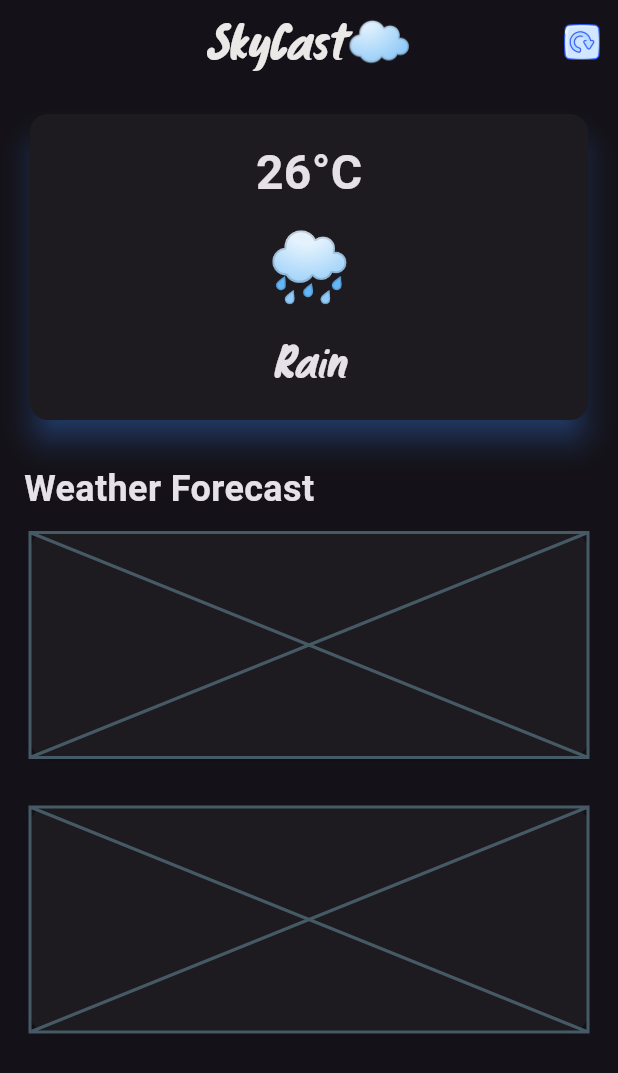
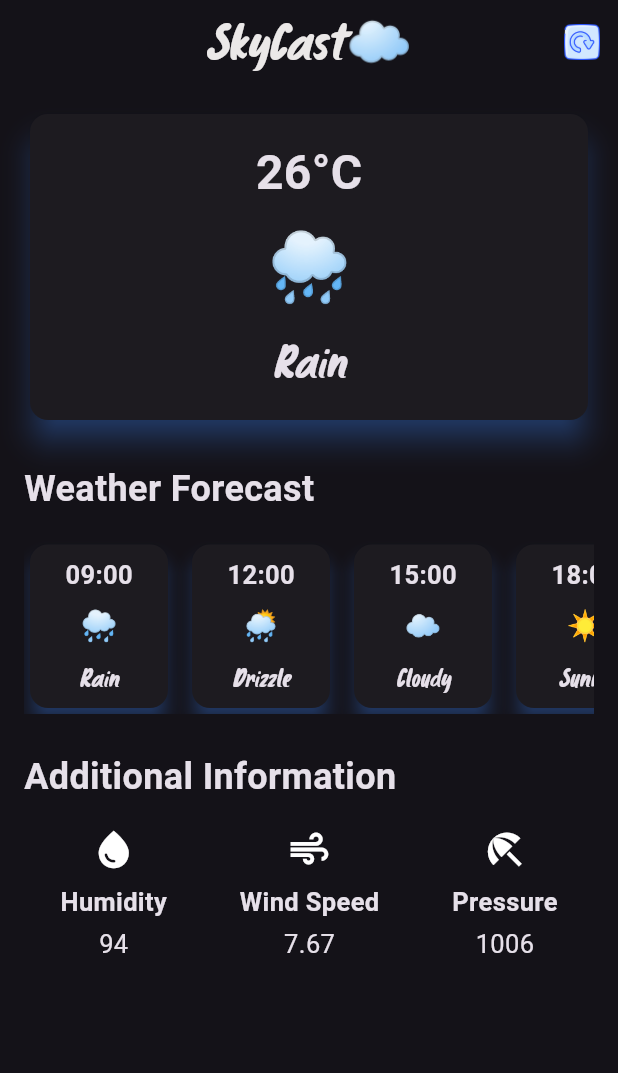
Before and after one commit to arshak-codes/Weather_App-Flutter-, a Flutter app: the screen it shows after launch, on a phone screen of 412 x 824 dp. Shown: the top 1073 px of the screen. Run offline on Flutter 3.47's test engine with Material 3 defaults, Android fonts, the phone set to English and light mode, and no system bars.

Commit message:
done the other two cards ,next do api thing

```diff
--- a/lib/weather_screen.dart
+++ b/lib/weather_screen.dart
@@ -1,15 +1,23 @@
-import "package:flutter/material.dart";
-
+import 'package:flutter/material.dart';
+import 'package:http/http.dart' as http;
 class WeatherScreen extends StatelessWidget {
   const WeatherScreen({super.key});
-
+  // Future getCurrentWeather() async{
+  //   http.get(Uri.parse(uri),
+  // }
   @override
   Widget build(BuildContext context) {
     return Scaffold(
       appBar: AppBar(
         elevation: 0,
-        title: const Text('SkyCast☁️',
-        style: TextStyle(fontFamily: 'CustomFont',color: Color.fromARGB(255, 235, 232, 232),fontSize: 36),),
+        title: const Text(
+          'SkyCast☁️',
+          style: TextStyle(
+            fontFamily: 'CustomFont',
+            color: Color.fromARGB(255, 235, 232, 232),
+            fontSize: 36,
+          ),
+        ),
         centerTitle: true,
         actions: [
           IconButton(
@@ -39,46 +47,194 @@ class WeatherScreen extends StatelessWidget {
                     children: [
                       Text(
                         '26°C',
-                  style: TextStyle(fontSize: 32,fontWeight: FontWeight.bold), // Adjust font size as needed
+                        style: TextStyle(
+                          fontSize: 32,
+                          fontWeight: FontWeight.bold,
+                        ),
                       ),
                       SizedBox(height: 8),
-                Text('🌧️',
-                style: TextStyle(fontSize: 45),),
+                      Text(
+                        '🌧️',
+                        style: TextStyle(fontSize: 45),
+                      ),
                       SizedBox(height: 8),
-                Text('Rain',
-                style: TextStyle(fontSize: 32,fontFamily: 'CustomFont'),),
-                // Other content inside your main card
+                      Text(
+                        'Rain',
+                        style: TextStyle(
+                          fontSize: 32,
+                          fontFamily: 'CustomFont',
+                        ),
+                      ),
                     ],
                   ),
                 ),
               ),
             ),
-
             SizedBox(height: 25),
             Align(
               alignment: Alignment.centerLeft,
-        child: Text('Weather Forecast',
-        style: TextStyle(fontSize: 24,fontWeight: FontWeight.bold),),
+              child: Text(
+                'Weather Forecast',
+                style: TextStyle(
+                  fontSize: 24,
+                  fontWeight: FontWeight.bold,
                 ),
-      SizedBox(height: 8),
-      // Weather forecast card
-      Card(
-        child: Placeholder(
-          fallbackHeight: 150,
+              ),
+            ),
+            SizedBox(height: 16),
+            SingleChildScrollView(
+              scrollDirection: Axis.horizontal,
+              child: Row(
+                children: [
+                  WeatherInfoCard(
+                    time: '09:00',
+                    emoji: '🌧️',
+                    description: 'Rain',
+                  ),
+                  WeatherInfoCard(
+                    time: '12:00',
+                    emoji: '🌦️',
+                    description: 'Drizzle',
+                  ),
+                  WeatherInfoCard(
+                    time: '15:00',
+                    emoji: '☁️',
+                    description: 'Cloudy',
+                  ),
+                  WeatherInfoCard(
+                    time: '18:00',
+                    emoji: '☀️',
+                    description: 'Sunny',
+                  ),
+                  WeatherInfoCard(
+                    time: '21:00',
+                    emoji: '🌕',
+                    description: 'Clear',
+                  ),
+                ],
               ),
             ),
             SizedBox(height: 25),
-      // Additional info card
-      Card(
-        child: Placeholder(
-          fallbackHeight: 150,
+            Align(
+              alignment: Alignment.centerLeft,
+              child: Text(
+                'Additional Information',
+                style: TextStyle(
+                  fontSize: 24,
+                  fontWeight: FontWeight.bold,
+                ),
+              ),
+            ),
+            SizedBox(height: 16),
+            Row(
+              mainAxisAlignment: MainAxisAlignment.spaceAround,
+              children: [
+                AdditionalInfoCard(
+                  icon: Icons.water_drop,
+                  label: 'Humidity',
+                  value: '94',
+                ),
+                AdditionalInfoCard(
+                  icon: Icons.air,
+                  label: 'Wind Speed',
+                  value: '7.67',
+                ),
+                AdditionalInfoCard(
+                  icon: Icons.beach_access,
+                  label: 'Pressure',
+                  value: '1006',
+                ),
+              ],
+            ),
+          ],
+        ),
+      ),
+    );
+  }
+}
+
+class WeatherInfoCard extends StatelessWidget {
+  final String time;
+  final String emoji;
+  final String description;
+
+  const WeatherInfoCard({
+    super.key,
+    required this.time,
+    required this.emoji,
+    required this.description,
+  });
+
+  @override
+  Widget build(BuildContext context) {
+    return Padding(
+      padding: const EdgeInsets.only(right: 8.0),
+      child: SizedBox(
+        width: 100,
+        child: Card(
+          shadowColor: Colors.blueAccent,
+          elevation: 5,
+          child: Padding(
+            padding: const EdgeInsets.all(8.0),
+            child: Column(
+              children: [
+                Text(
+                  time,
+                  style: const TextStyle(
+                    fontSize: 17,
+                    fontWeight: FontWeight.bold,
+                  ),
+                ),
+                const SizedBox(height: 8),
+                Text(
+                  emoji,
+                  style: const TextStyle(fontSize: 20),
+                ),
+                const SizedBox(height: 8),
+                Text(
+                  description,
+                  style: const TextStyle(
+                    fontSize: 17,
+                    fontFamily: 'CustomFont',
                   ),
                 ),
               ],
             ),
           ),
-
-
+        ),
+      ),
     );
   }
 }
+
+class AdditionalInfoCard extends StatelessWidget {
+  final IconData icon;
+  final String label;
+  final String value;
+
+  const AdditionalInfoCard({
+    super.key,
+    required this.icon,
+    required this.label,
+    required this.value,
+  });
+
+  @override
+  Widget build(BuildContext context) {
+    return Column(
+      children: [
+        Icon(icon, size: 30),
+        const SizedBox(height: 8),
+        Text(
+          label,
+          style: const TextStyle(
+            fontSize: 17,
+            fontWeight: FontWeight.bold,
+          ),
+        ),
+        const SizedBox(height: 4),
+        Text(value, style: const TextStyle(fontSize: 17)),
+      ],
+    );
+  }
+}
--- a/pubspec.yaml
+++ b/pubspec.yaml
@@ -30,6 +30,7 @@ environment:
 dependencies:
   flutter:
     sdk: flutter
+  http: ^1.2.1 # Specify the version you need
 
 
   # The following adds the Cupertino Icons font to your application.
```
Also changed, not shown: pubspec.lock. Lines whose indentation alone changed are shown as unchanged.
